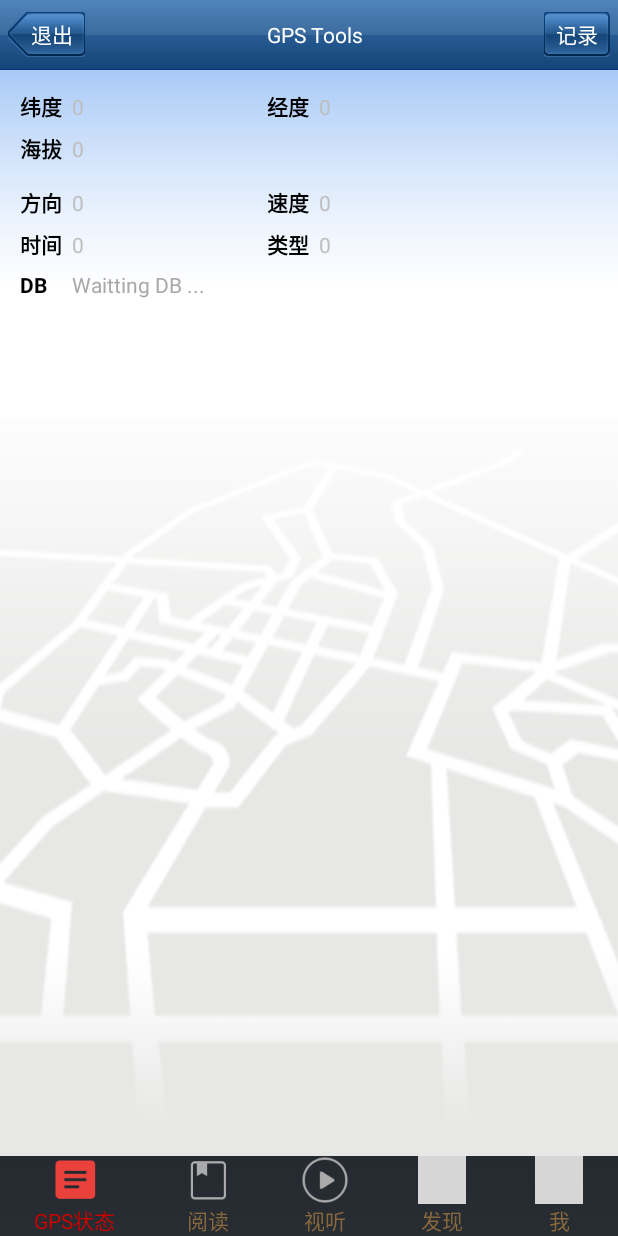
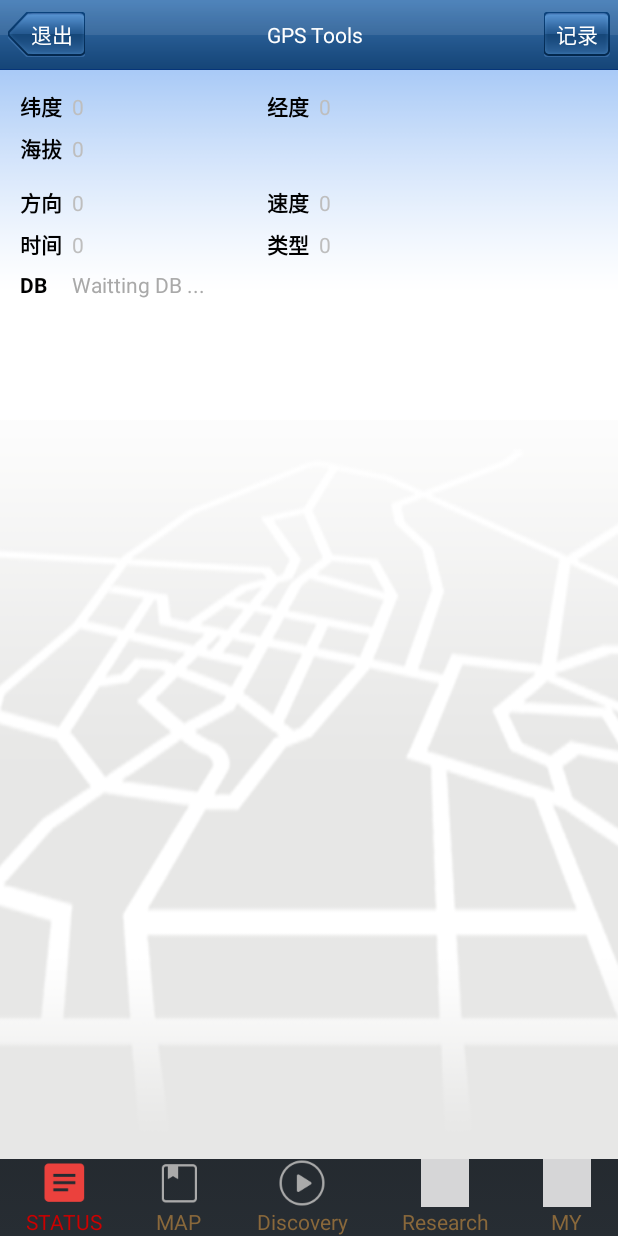
Before and after one commit to AnthonyGIS/wild_research, an Android app: the screen it shows after launch (MainActivity), on a phone screen of 412 x 824 dp. Run offline under Robolectric (Android 15) with nearby library versions, the phone set to English and light mode, and no system bars.

Commit message:
refactor, rename of ids

```diff
--- a/wildresearch/src/main/java/com/weng/FragMenu/GPS_Main_Fragment.java
+++ b/wildresearch/src/main/java/com/weng/FragMenu/GPS_Main_Fragment.java
@@ -60,7 +60,7 @@ public class GPS_Main_Fragment extends Fragment implements View.OnClickListener,
     private TextView tv_high;//海拔
     private TextView tv_direct;//方向
     private TextView tv_speed;//速度
-    //	private TextView starCount;// 搜星个数
+    private TextView tv_star_cnt;// 搜星个数
     private TextView tv_gps_time;
     private TextView tv_gps_type;
     private TextView tv_db_status;
@@ -220,7 +220,7 @@ public class GPS_Main_Fragment extends Fragment implements View.OnClickListener,
             this.tv_lon.setText(String.format("%.6f", cdata.getLongitude()));
             this.tv_high.setText(String.format("%.2f m", cdata.getHigh()));
             this.tv_direct.setText(String.format("%.2f°", cdata.getDirect()));
-            this.tv_speed.setText(String.format("%.2f m/s (%5.2f km/h)", cdata.getSpeed(),cdata.getSpeed()*3.6));
+            this.tv_speed.setText(String.format("%.2f m/s (%4.1f km/h)", cdata.getSpeed(),cdata.getSpeed()*3.6));
             this.tv_gps_time.setText(String.format("%s", cdata.getGpsTime()));
             this.tv_gps_type.setText(String.format("%d", cdata.getInfoType()));
 
--- a/wildresearch/src/main/java/com/weng/WildResearch/MainActivity.java
+++ b/wildresearch/src/main/java/com/weng/WildResearch/MainActivity.java
@@ -29,11 +29,11 @@ public class MainActivity extends Activity implements View.OnClickListener{
         super.onCreate(savedInstanceState);
         setContentView(R.layout.activity_main);
 
-        this.newsLayout = (LinearLayout) findViewById(R.id.bottom_new_layout);
-        this.readLayout = (LinearLayout) findViewById(R.id.bottom_read_layout);
-        this.videoLayout = (LinearLayout) findViewById(R.id.bottom_video_layout);
-        this.lampLayout = (LinearLayout) findViewById(R.id.bottom_lamp_layout);
-        this.pcLayout = (LinearLayout) findViewById(R.id.bottom_pc_layout);
+        this.newsLayout = (LinearLayout) findViewById(R.id.bottom_status_layout);
+        this.readLayout = (LinearLayout) findViewById(R.id.bottom_map_layout);
+        this.videoLayout = (LinearLayout) findViewById(R.id.bottom_discovery_layout);
+        this.lampLayout = (LinearLayout) findViewById(R.id.bottom_research_layout);
+        this.pcLayout = (LinearLayout) findViewById(R.id.bottom_my_layout);
         this.newsLayout.setOnClickListener(this);
         this.readLayout.setOnClickListener(this);
         this.videoLayout.setOnClickListener(this);
@@ -42,11 +42,11 @@ public class MainActivity extends Activity implements View.OnClickListener{
         this.newsLayout.setSelected(true);
         mFragments = new Fragment[5];
         this.fragmentManager = this.getFragmentManager();
-        mFragments[0] = fragmentManager.findFragmentById(R.id.fragement_news);
-        mFragments[1] = fragmentManager.findFragmentById(R.id.fragement_read);
-        mFragments[2] = fragmentManager.findFragmentById(R.id.fragement_video);
-        mFragments[3] = fragmentManager.findFragmentById(R.id.fragement_lamp);
-        mFragments[4] = fragmentManager.findFragmentById(R.id.fragement_pc);
+        mFragments[0] = fragmentManager.findFragmentById(R.id.fragement_gps_status);
+        mFragments[1] = fragmentManager.findFragmentById(R.id.fragement_map);
+        mFragments[2] = fragmentManager.findFragmentById(R.id.fragement_discovery);
+        mFragments[3] = fragmentManager.findFragmentById(R.id.fragement_research);
+        mFragments[4] = fragmentManager.findFragmentById(R.id.fragement_my);
         fragmentTransaction = fragmentManager.beginTransaction().hide(mFragments[0]).hide(mFragments[1]).hide(mFragments[2]).hide(mFragments[3]).hide(mFragments[4]);
         fragmentTransaction.show(mFragments[0]).commit();
 
@@ -58,7 +58,7 @@ public class MainActivity extends Activity implements View.OnClickListener{
         fragmentTransaction = fragmentManager.beginTransaction().hide(mFragments[0]).hide(mFragments[1]).hide(mFragments[2]).hide(mFragments[3]).hide(mFragments[4]);
 
 		int id = v.getId();
-		if (id == R.id.bottom_new_layout) {
+		if (id == R.id.bottom_status_layout) {
 			this.newsLayout.setSelected(true);
 			this.readLayout.setSelected(false);
 			this.videoLayout.setSelected(false);
@@ -66,7 +66,7 @@ public class MainActivity extends Activity implements View.OnClickListener{
 			this.pcLayout.setSelected(false);
 			fragmentTransaction.show(mFragments[0]).commit();
 		}
-		else if (id == R.id.bottom_read_layout) {
+		else if (id == R.id.bottom_map_layout) {
 			this.newsLayout.setSelected(false);
 			this.readLayout.setSelected(true);
 			this.videoLayout.setSelected(false);
@@ -74,7 +74,7 @@ public class MainActivity extends Activity implements View.OnClickListener{
 			this.pcLayout.setSelected(false);
 			fragmentTransaction.show(mFragments[1]).commit();
 		}
-		else if (id == R.id.bottom_video_layout) {
+		else if (id == R.id.bottom_discovery_layout) {
 			this.newsLayout.setSelected(false);
 			this.readLayout.setSelected(false);
 			this.videoLayout.setSelected(true);
@@ -82,7 +82,7 @@ public class MainActivity extends Activity implements View.OnClickListener{
 			this.pcLayout.setSelected(false);
 			fragmentTransaction.show(mFragments[2]).commit();
 		}
-		else if (id == R.id.bottom_lamp_layout) {
+		else if (id == R.id.bottom_research_layout) {
 			this.newsLayout.setSelected(false);
 			this.readLayout.setSelected(false);
 			this.videoLayout.setSelected(false);
@@ -90,7 +90,7 @@ public class MainActivity extends Activity implements View.OnClickListener{
 			this.pcLayout.setSelected(false);
 			fragmentTransaction.show(mFragments[3]).commit();
 		}
-		else if (id == R.id.bottom_pc_layout) {
+		else if (id == R.id.bottom_my_layout) {
 			this.newsLayout.setSelected(false);
 			this.readLayout.setSelected(false);
 			this.videoLayout.setSelected(false);
--- a/wildresearch/src/main/res/layout/activity_main.xml
+++ b/wildresearch/src/main/res/layout/activity_main.xml
@@ -4,35 +4,37 @@
               android:orientation="vertical">
 
     <fragment
-        android:id="@+id/fragement_news"
+            android:id="@+id/fragement_gps_status"
             android:name="com.weng.FragMenu.GPS_Main_Fragment"
             android:layout_width="fill_parent"
             android:layout_height="fill_parent"
             android:layout_weight="1" />
 
     <fragment
-        android:id="@+id/fragement_read"
+            android:id="@+id/fragement_map"
             android:name="com.weng.FragMenu.ReadFragment"
             android:layout_width="fill_parent"
             android:layout_height="fill_parent"
             android:layout_weight="1" />
 
+    <!-- vido, pic, map path share with geolocation -->
     <fragment
-        android:id="@+id/fragement_video"
+            android:id="@+id/fragement_discovery"
             android:name="com.weng.FragMenu.MediaFragment"
             android:layout_width="fill_parent"
             android:layout_height="fill_parent"
             android:layout_weight="1" />
 
+    <!-- todos, tasks, and task notes -->
     <fragment
-        android:id="@+id/fragement_lamp"
+            android:id="@+id/fragement_research"
             android:name="com.weng.FragMenu.DiscoveryFragment"
             android:layout_width="fill_parent"
             android:layout_height="fill_parent"
             android:layout_weight="1" />
 
     <fragment
-        android:id="@+id/fragement_pc"
+            android:id="@+id/fragement_my"
             android:name="com.weng.FragMenu.AboutFragment"
             android:layout_width="fill_parent"
             android:layout_height="fill_parent"
--- a/wildresearch/src/main/res/layout/bottom_title_layout.xml
+++ b/wildresearch/src/main/res/layout/bottom_title_layout.xml
@@ -6,7 +6,7 @@
 
     <!--GPS Status-->
     <LinearLayout
-        android:id="@+id/bottom_new_layout"
+        android:id="@+id/bottom_status_layout"
         android:layout_width="wrap_content"
         android:layout_height="wrap_content"
         android:clickable="true"
@@ -26,12 +26,12 @@
             android:layout_height="wrap_content"
             android:duplicateParentState="true"
             android:clickable="false"
-            android:text="@string/bottom_title_news_string"
+            android:text="@string/bottom_title_status"
             android:textColor="@color/bottom_title_text_color"/>
     </LinearLayout>
 
     <LinearLayout
-        android:id="@+id/bottom_read_layout"
+        android:id="@+id/bottom_map_layout"
         android:layout_width="wrap_content"
         android:layout_height="wrap_content"
         android:clickable="true"
@@ -51,12 +51,12 @@
             android:layout_height="wrap_content"
             android:duplicateParentState="true"
             android:clickable="false"
-            android:text="@string/bottom_title_read_string"
+            android:text="@string/bottom_title_map_string"
             android:textColor="@color/bottom_title_text_color"/>
     </LinearLayout>
 
     <LinearLayout
-        android:id="@+id/bottom_video_layout"
+        android:id="@+id/bottom_discovery_layout"
         android:layout_width="wrap_content"
         android:layout_height="wrap_content"
         android:clickable="true"
@@ -76,12 +76,12 @@
             android:layout_height="wrap_content"
             android:duplicateParentState="true"
             android:clickable="false"
-            android:text="@string/bottom_title_video_string"
+            android:text="@string/bottom_title_discovery_string"
             android:textColor="@color/bottom_title_text_color"/>
     </LinearLayout>
 
     <LinearLayout
-        android:id="@+id/bottom_lamp_layout"
+        android:id="@+id/bottom_research_layout"
         android:layout_width="wrap_content"
         android:layout_height="wrap_content"
         android:clickable="true"
@@ -101,12 +101,12 @@
             android:layout_height="wrap_content"
             android:duplicateParentState="true"
             android:clickable="false"
-            android:text="@string/bottom_title_lamp_string"
+            android:text="@string/bottom_title_research_string"
             android:textColor="@color/bottom_title_text_color"/>
     </LinearLayout>
 
     <LinearLayout
-        android:id="@+id/bottom_pc_layout"
+        android:id="@+id/bottom_my_layout"
         android:layout_width="wrap_content"
         android:layout_height="wrap_content"
         android:clickable="true"
@@ -126,7 +126,7 @@
             android:layout_height="wrap_content"
             android:duplicateParentState="true"
             android:clickable="false"
-            android:text="@string/bottom_title_pc_string"
+            android:text="@string/bottom_title_my_string"
             android:textColor="@color/bottom_title_text_color"/>
     </LinearLayout>
 </LinearLayout>
--- a/wildresearch/src/main/res/values/strings.xml
+++ b/wildresearch/src/main/res/values/strings.xml
@@ -112,11 +112,11 @@
         > 热爱手指在键盘上跳舞的感觉，朋友们都叫我键盘动物。\n
         > 新浪微博：键盘动物CodeMonkey ( fangqing.fan@hotmail.com) \n
     </string>
-    <string name="bottom_title_news_string">GPS状态</string>
-    <string name="bottom_title_read_string">阅读</string>
-    <string name="bottom_title_video_string">视听</string>
-    <string name="bottom_title_lamp_string">发现</string>
-    <string name="bottom_title_pc_string">我</string>
+    <string name="bottom_title_status">STATUS</string>
+    <string name="bottom_title_map_string">MAP</string>
+    <string name="bottom_title_discovery_string">Discovery</string>
+    <string name="bottom_title_research_string">Research</string>
+    <string name="bottom_title_my_string">MY</string>
     <string name="action_settings">setting</string>
 
 
```
Also changed, not shown: wildresearch/build.gradle (+6 -1 lines), wildresearch/src/main/res/layout/fp_bottom_title_layout.xml (deleted, +0 -131 lines), wildresearch/src/main/res/layout/popwindow_layout.xml (+4 -4 lines). Lines whose indentation alone changed are shown as unchanged.
